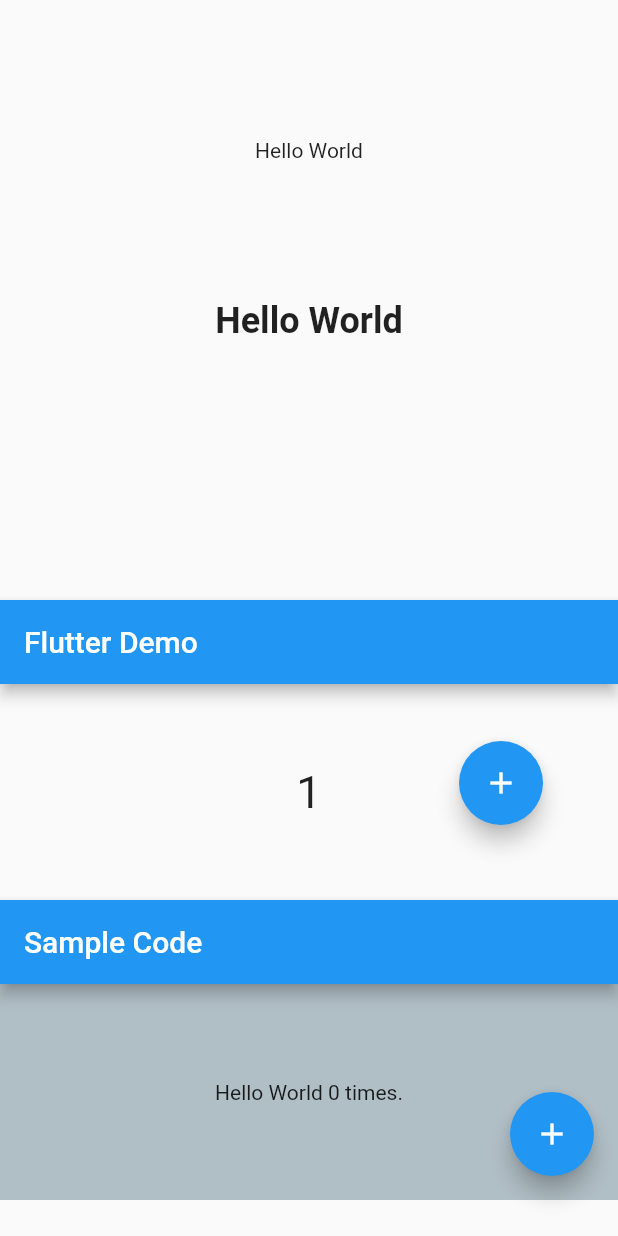
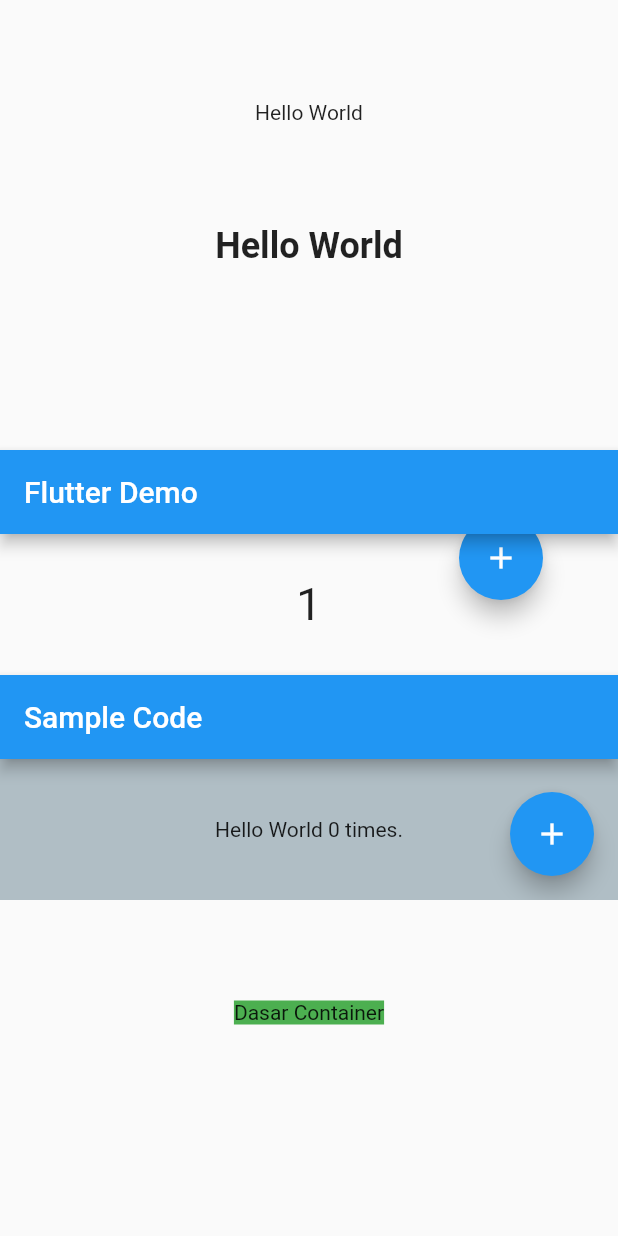
Before and after one commit to ahmaduunnail/flutter-widget, a Flutter app: the screen it shows after launch, on a phone screen of 412 x 824 dp. Run offline on Flutter 3.47's test engine with Material 2 defaults, Android fonts, the phone set to English and light mode, and no system bars.

Commit message:
Dasar Container

```diff
--- /dev/null
+++ b/lib/ContainerWidget.dart
@@ -0,0 +1,18 @@
+import 'package:flutter/material.dart';
+
+class ContainerWidget extends StatelessWidget {
+  @override
+  Widget build(BuildContext context) {
+    return MaterialApp(
+      title: "Tes",
+      home: Scaffold(
+        body: Center(
+          child: Container(
+            color: Colors.green,
+            child: Text("Dasar Container"),
+          ),
+        ),
+      ),
+    );
+  }
+}
--- a/lib/main.dart
+++ b/lib/main.dart
@@ -2,6 +2,7 @@ import 'package:flutter/material.dart';
 import 'StatelessWidget.dart';
 import 'StatefulWidget.dart';
 import 'ScaffoldWidget.dart';
+import 'ContainerWidget.dart';
 
 void main() {
   runApp(App());
@@ -16,23 +17,24 @@ class App extends StatelessWidget {
         body: Center(
           widthFactor: 400,
           child: Column(children: [
+            Container(height: 150, child: Code1()),
             Container(
-              height: 200,
-              child: Code1()
-              ),
-            Container(
-              height: 200,
+              height: 150,
               child: Code2(
                 text: "Hello World",
               ),
             ),
             Container(
-              height: 200,
+              height: 150,
               child: NumberScreen(),
             ),
             Container(
-              height: 200,
+              height: 150,
               child: ScaffoldWidget(),
+            ),
+            Container(
+              height: 150,
+              child: ContainerWidget(),
             )
           ]),
         ),
```
